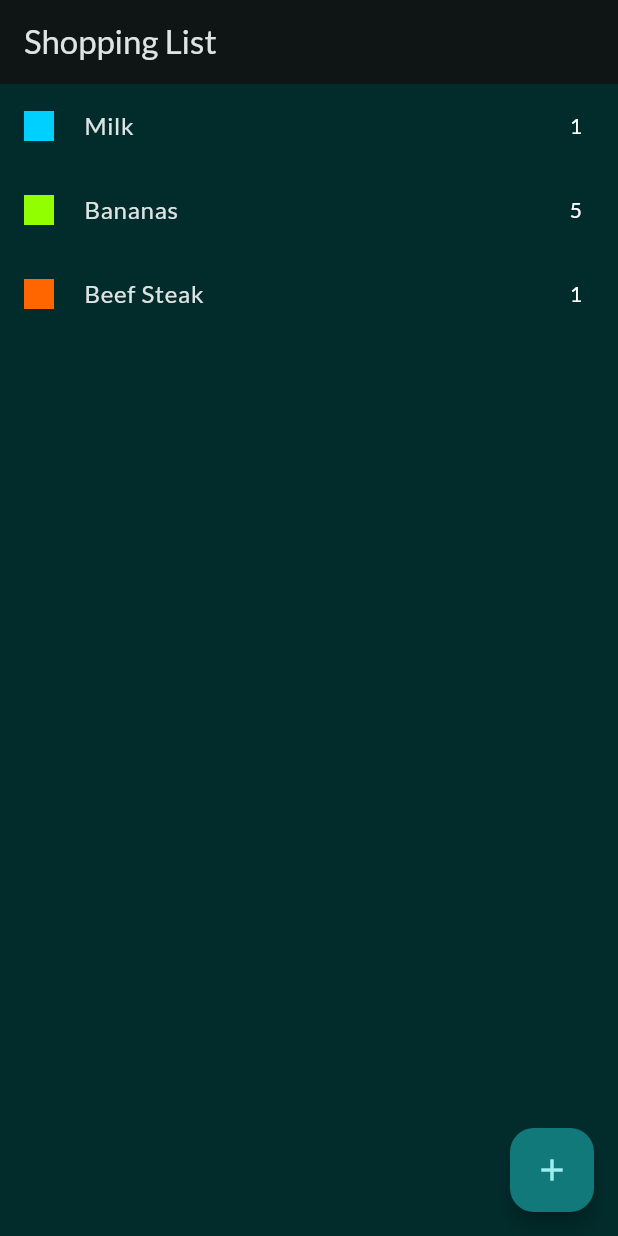
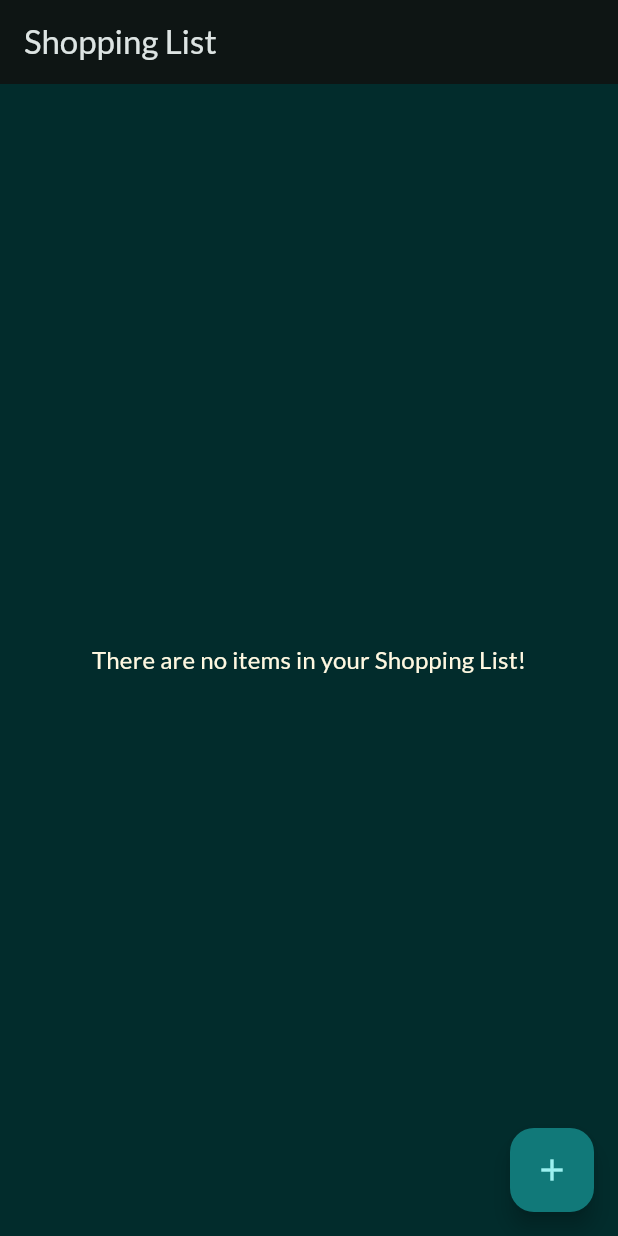
Before and after one commit to Senan04/groceries, a Flutter app: the screen it shows after launch, on a phone screen of 412 x 824 dp. Run offline on Flutter 3.47's test engine with Material 3 defaults, Android fonts, the phone set to English and light mode, and no system bars; our stand-ins replace flutter_slidable, google_fonts.

Commit message:
Changed name of add_item, added logic to show addedItems instead of dummy items, added slidable feature to delete Item

```diff
--- a/lib/data/dummy_items.dart
+++ /dev/null
@@ -1,21 +0,0 @@
-import 'package:groceries/models/grocery_item.dart';
-import 'package:groceries/models/category.dart';
-import 'package:groceries/data/categories.dart';
-
-final groceryItems = [
-  GroceryItem(
-      id: 'a',
-      name: 'Milk',
-      quantity: 1,
-      category: categories[Categories.dairy]!),
-  GroceryItem(
-      id: 'b',
-      name: 'Bananas',
-      quantity: 5,
-      category: categories[Categories.fruit]!),
-  GroceryItem(
-      id: 'c',
-      name: 'Beef Steak',
-      quantity: 1,
-      category: categories[Categories.meat]!),
-];
--- a/lib/main.dart
+++ b/lib/main.dart
@@ -28,3 +28,6 @@ class MainApp extends StatelessWidget {
     );
   }
 }
+
+//Hinzufügen:
+//- Nachträgliches Ändern
--- a/lib/screens/grocery_list.dart
+++ b/lib/screens/grocery_list.dart
@@ -1,38 +1,76 @@
 import 'package:flutter/material.dart';
-import 'package:groceries/data/dummy_items.dart';
-import 'package:groceries/screens/add_Item.dart';
+import 'package:flutter_slidable/flutter_slidable.dart';
+import 'package:groceries/models/grocery_item.dart';
+import 'package:groceries/screens/add_item.dart';
 
-class GroceryListScreen extends StatelessWidget {
+class GroceryListScreen extends StatefulWidget {
   const GroceryListScreen({super.key});
 
-  Widget _content(BuildContext context) {
-    if (groceryItems.isEmpty) {
+  @override
+  State<GroceryListScreen> createState() => _GroceryListScreenState();
+}
+
+class _GroceryListScreenState extends State<GroceryListScreen> {
+  final List<GroceryItem> groceries = [];
+
+  void _addItem() async {
+    final addedItem = await Navigator.of(context)
+        .push(MaterialPageRoute(builder: (ctx) => const AddItemScreen()));
+
+    if (addedItem != null) {
+      setState(() {
+        groceries.add(addedItem);
+      });
+    }
+  }
+
+  void _deleteItem(int index) {
+    setState(() {
+      groceries.removeAt(index);
+    });
+  }
+
+  Widget get _content {
+    if (groceries.isEmpty) {
       return Center(
         child: Text(
-          'There are no Items in your Shopping List!',
+          'There are no items in your Shopping List!',
           style: Theme.of(context)
               .textTheme
-              .titleLarge!
-              .copyWith(color: Colors.white),
+              .titleMedium!
+              .copyWith(color: Colors.amber.shade50),
         ),
       );
     } else {
       return ListView.builder(
-        itemCount: groceryItems.length,
-        itemBuilder: (ctx, index) => ListTile(
+        itemCount: groceries.length,
+        itemBuilder: (ctx, index) => Slidable(
+          endActionPane: ActionPane(
+            motion: const BehindMotion(),
+            children: [
+              SlidableAction(
+                onPressed: (ctx) => _deleteItem(index),
+                icon: Icons.delete,
+                label: 'Delete',
+                backgroundColor: Theme.of(context).colorScheme.errorContainer,
+              ),
+            ],
+          ),
+          child: ListTile(
             leading: ColoredBox(
-            color: groceryItems[index].category.categoryColor,
+              color: groceries[index].category.categoryColor,
               child: const SizedBox.square(
                 dimension: 20,
               ),
             ),
-          title: Text(groceryItems[index].name),
+            title: Text(groceries[index].name),
             trailing: Text(
-            groceryItems[index].quantity.toString(),
+              groceries[index].quantity.toString(),
               style: Theme.of(context)
                   .textTheme
                   .bodyMedium!
                   .copyWith(color: Colors.white),
+            ),
           ),
         ),
       );
@@ -45,11 +83,11 @@ class GroceryListScreen extends StatelessWidget {
       appBar: AppBar(
         title: const Text('Shopping List'),
       ),
-      body: _content(context),
+      body: _content,
       floatingActionButton: FloatingActionButton(
+        onPressed: _addItem,
         child: const Icon(Icons.add),
-          onPressed: () => Navigator.of(context).push(
-              MaterialPageRoute(builder: (ctx) => const AddItemScreen()))),
+      ),
     );
   }
 }
--- a/pubspec.yaml
+++ b/pubspec.yaml
@@ -9,6 +9,7 @@ environment:
 dependencies:
   flutter:
     sdk: flutter
+  flutter_slidable: ^3.1.1
   google_fonts: ^6.2.1
 
 dev_dependencies:
```
Also changed, not shown: lib/screens/add_item.dart (renamed from lib/screens/add_Item.dart, +7 -1 lines), pubspec.lock. Lines whose indentation alone changed are shown as unchanged.
